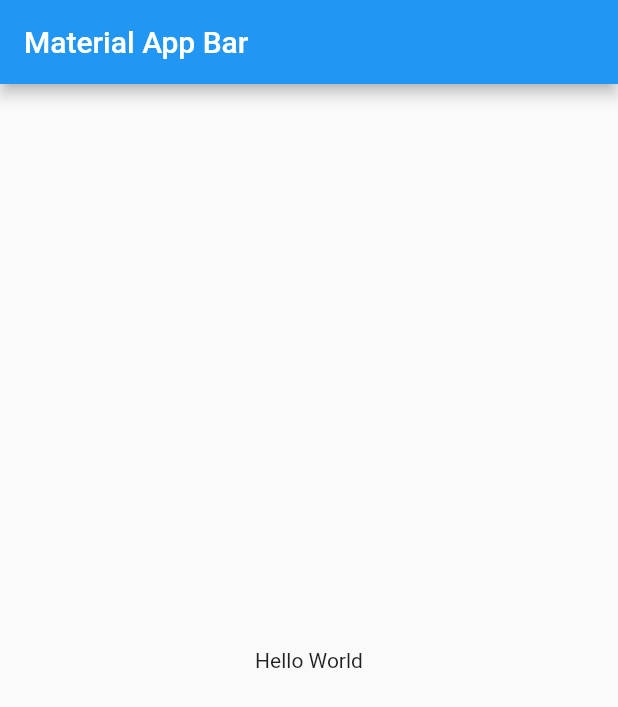
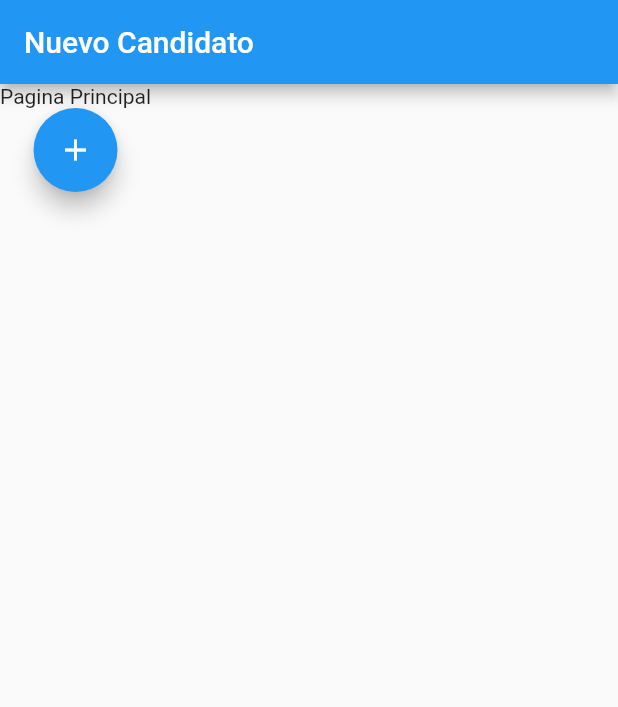
Before and after one commit to golomanos/RRHHassistant, a Flutter app: the screen it shows after launch, on a phone screen of 412 x 824 dp. Shown: the top 707 px of the screen. Run offline on Flutter 3.47's test engine with Material 2 defaults, Android fonts, the light colour scheme and no system bars; our stand-ins replace sqflite; accounts and stored records are empty.

Commit message:
paginas home y add candidate

```diff
--- a/lib/main.dart
+++ b/lib/main.dart
@@ -1,6 +1,5 @@
 import 'package:flutter/material.dart';
-
-import 'package:flutter/material.dart';
+import 'package:terathon2020/routes/routes.dart';
 
 void main() => runApp(MyApp());
 
@@ -8,17 +7,9 @@ class MyApp extends StatelessWidget {
   @override
   Widget build(BuildContext context) {
     return MaterialApp(
-      title: 'Material App',
-      home: Scaffold(
-        appBar: AppBar(
-          title: Text('Material App Bar'),
-        ),
-        body: Center(
-          child: Container(
-            child: Text('Hello World'),
-          ),
-        ),
-      ),
-    );
+        title: 'Teravision Recruitment Assistant',
+        debugShowCheckedModeBanner: false,
+        initialRoute: '/',
+        routes: getApplicationRoutes());
   }
 }
--- /dev/null
+++ b/lib/routes/routes.dart
@@ -0,0 +1,10 @@
+import 'package:flutter/material.dart';
+import 'package:terathon2020/src/pages/add_candidate.dart';
+import 'package:terathon2020/src/pages/home_page.dart';
+
+Map<String, WidgetBuilder> getApplicationRoutes() {
+  return <String, WidgetBuilder>{
+    '/': (BuildContext context) => HomePage(),
+    'candidate': (BuildContext context) => AddCandidatePage()
+  };
+}
--- /dev/null
+++ b/lib/src/pages/home_page.dart
@@ -0,0 +1,29 @@
+import 'package:flutter/material.dart';
+
+class HomePage extends StatelessWidget {
+  const HomePage({Key key}) : super(key: key);
+
+  @override
+  Widget build(BuildContext context) {
+    return Scaffold(
+      appBar: AppBar(
+          title: Text(
+        'Nuevo Candidato',
+        textAlign: TextAlign.center,
+      )),
+      body: Container(
+        child: Column(
+          children: <Widget>[
+            Text('Pagina Principal'),
+            FloatingActionButton(
+              onPressed: () {
+                Navigator.pushNamed(context, 'candidate');
+              },
+              child: Icon(Icons.add),
+            )
+          ],
+        ),
+      ),
+    );
+  }
+}
```
Also changed, not shown: lib/src/pages/add_candidate.dart (added, +172 -0 lines).
